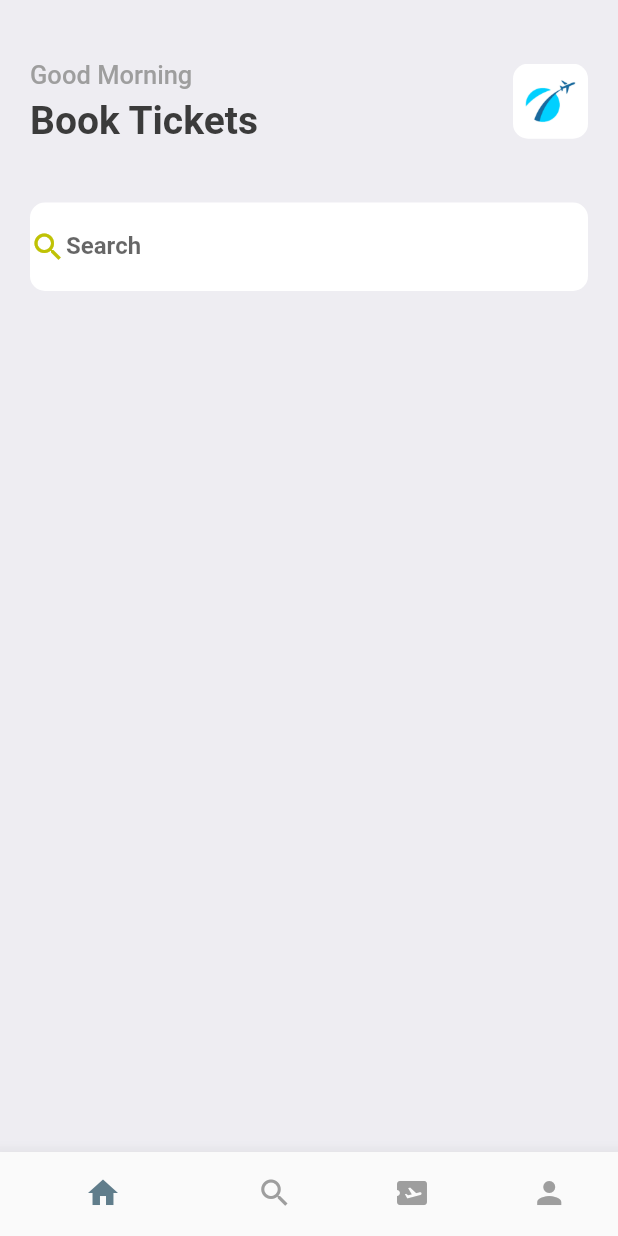
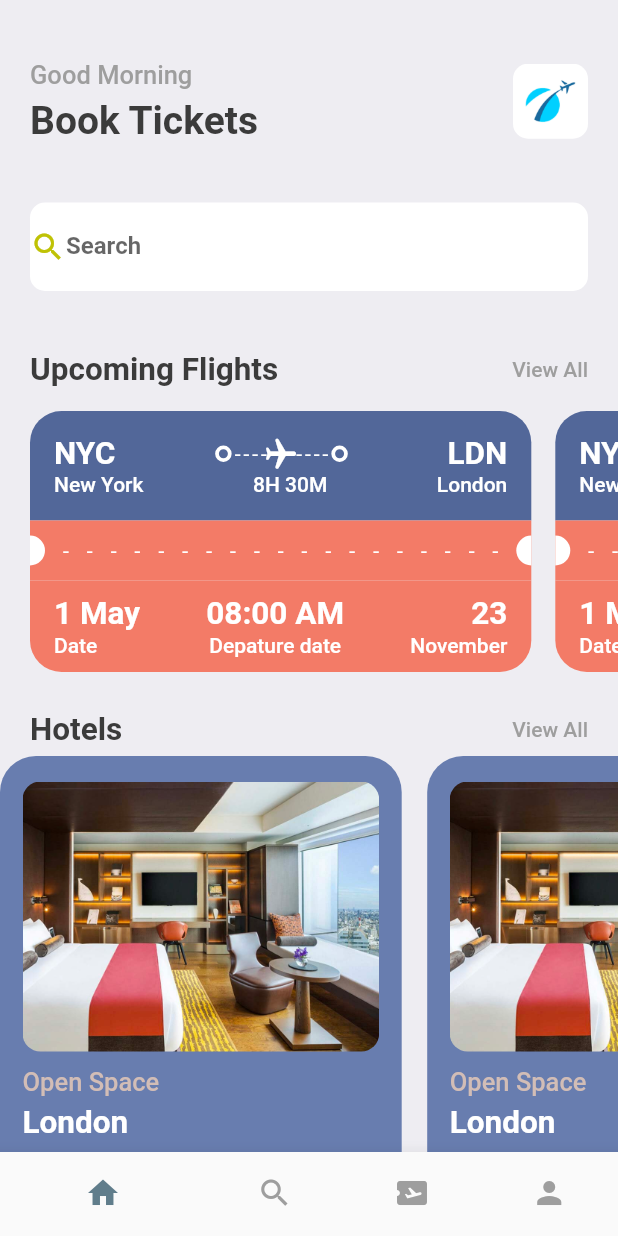
Before and after one commit to Mikhail-U-K/Ticket_App, a Flutter app: the screen it shows after launch, on a phone screen of 412 x 824 dp. Run offline on Flutter 3.47's test engine with Material 2 defaults, Android fonts, the phone set to English and light mode, and no system bars.

Commit message:
added ticket and hotel cards

```diff
--- a/lib/images/images.dart
+++ b/lib/images/images.dart
@@ -2,4 +2,5 @@ class ImagePng {
   ImagePng._();
 
   static const String plane = 'assets/img_1.png';
+  static const String hotelOne = 'assets/one.png';
 }
--- a/lib/screens/home.dart
+++ b/lib/screens/home.dart
@@ -1,5 +1,7 @@
 import 'package:flutter/material.dart';
 import 'package:ticket_application/images/images.dart';
+import 'package:ticket_application/screens/widgets/hotel_widget.dart';
+import 'package:ticket_application/screens/widgets/ticket.dart';
 import 'package:ticket_application/styling/app_styles.dart';
 
 class Home extends StatelessWidget {
@@ -80,6 +82,61 @@ class Home extends StatelessWidget {
                     ],
                   ),
                 ),
+                const SizedBox(
+                  height: 40,
+                ),
+                Row(
+                  mainAxisAlignment: MainAxisAlignment.spaceBetween,
+                  children: [
+                    Text(
+                      'Upcoming Flights',
+                      style: Styles.headLineStyle3,
+                    ),
+                    Text(
+                      'View All',
+                      style: Styles.headLineStyle4,
+                    ),
+                  ],
+                ),
+              ],
+            ),
+          ),
+          const SizedBox(
+            height: 15,
+          ),
+          SingleChildScrollView(
+            scrollDirection: Axis.horizontal,
+            padding: const EdgeInsets.only(left: 20),
+            child: Row(
+              children: [
+                const TicketWidget(),
+                const TicketWidget(),
+              ],
+            ),
+          ),
+          Container(
+            padding: const EdgeInsets.symmetric(horizontal: 20),
+            child: Row(
+              mainAxisAlignment: MainAxisAlignment.spaceBetween,
+              children: [
+                Text(
+                  'Hotels',
+                  style: Styles.headLineStyle3,
+                ),
+                Text(
+                  'View All',
+                  style: Styles.headLineStyle4,
+                ),
+              ],
+            ),
+          ),
+          SingleChildScrollView(
+            scrollDirection: Axis.horizontal,
+            child: Row(
+              children: [
+                HotelCard(),
+                HotelCard(),
+                HotelCard(),
               ],
             ),
           ),
--- /dev/null
+++ b/lib/screens/widgets/hotel_widget.dart
@@ -0,0 +1,70 @@
+import 'package:flutter/material.dart';
+import 'package:ticket_application/images/images.dart';
+import 'package:ticket_application/styling/app_layout.dart';
+import 'package:ticket_application/styling/app_styles.dart';
+
+class HotelCard extends StatelessWidget {
+  const HotelCard({super.key});
+
+  @override
+  Widget build(BuildContext context) {
+    final size = AppLayOut.getSize(context);
+    return Container(
+      width: size.width * 0.65,
+      height: 350,
+      margin: const EdgeInsets.only(top: 5, right: 17),
+      padding: const EdgeInsets.symmetric(
+        horizontal: 15,
+        vertical: 17,
+      ),
+      decoration: BoxDecoration(
+        color: Styles.primaryColor,
+        borderRadius: BorderRadius.circular(24),
+      ),
+      child: Column(
+        crossAxisAlignment: CrossAxisAlignment.start,
+        children: [
+          Container(
+            height: 180,
+            decoration: BoxDecoration(
+              borderRadius: BorderRadius.circular(12),
+              image: const DecorationImage(
+                fit: BoxFit.cover,
+                image: AssetImage(
+                  ImagePng.hotelOne,
+                ),
+              ),
+            ),
+          ),
+          const SizedBox(
+            height: 10,
+          ),
+          Text(
+            'Open Space',
+            style: Styles.headLineStyle2.copyWith(
+              color: Styles.kakiColor,
+            ),
+          ),
+          const SizedBox(
+            height: 5,
+          ),
+          Text(
+            'London',
+            style: Styles.headLineStyle3.copyWith(
+              color: Colors.white,
+            ),
+          ),
+          const SizedBox(
+            height: 5,
+          ),
+           Text(
+            '\$40/night',
+            style: Styles.headLineStyle.copyWith(
+              color: Styles.kakiColor,
+            ),
+          ),
+        ],
+      ),
+    );
+  }
+}
--- /dev/null
+++ b/lib/screens/widgets/roundwidget.dart
@@ -0,0 +1,19 @@
+import 'package:flutter/material.dart';
+
+class RoundWidget extends StatelessWidget {
+  const RoundWidget({super.key});
+
+  @override
+  Widget build(BuildContext context) {
+    return Container(
+      padding: const EdgeInsets.all(3.0),
+      decoration: BoxDecoration(
+        borderRadius: BorderRadius.circular(20),
+        border: Border.all(
+          width: 2.5,
+          color: Colors.white,
+        ),
+      ),
+    );
+  }
+}
--- /dev/null
+++ b/lib/screens/widgets/ticket.dart
@@ -0,0 +1,238 @@
+import 'package:flutter/material.dart';
+import 'package:ticket_application/screens/widgets/roundwidget.dart';
+import 'package:ticket_application/styling/app_layout.dart';
+import 'package:ticket_application/styling/app_styles.dart';
+import 'dart:math' as math;
+
+class TicketWidget extends StatelessWidget {
+  const TicketWidget({super.key});
+
+  @override
+  Widget build(BuildContext context) {
+    final size = AppLayOut.getSize(context);
+    return SizedBox(
+      width: size.width * 0.85,
+      height: 200,
+      child: Container(
+        child: Column(
+          children: [
+            //this one for top part of the ticket
+            Container(
+              margin: const EdgeInsets.only(right: 16),
+              decoration: const BoxDecoration(
+                color: Color(0xFF526799),
+                borderRadius: BorderRadius.only(
+                  topLeft: Radius.circular(21),
+                  topRight: Radius.circular(21),
+                ),
+              ),
+              padding: const EdgeInsets.all(16),
+              child: Column(
+                children: [
+                  Row(
+                    mainAxisAlignment: MainAxisAlignment.spaceBetween,
+                    children: [
+                      Text(
+                        'NYC',
+                        style:
+                            Styles.headLineStyle3.copyWith(color: Colors.white),
+                      ),
+                      Expanded(child: Container()),
+                      const RoundWidget(),
+                      Expanded(
+                        child: Stack(
+                          alignment: AlignmentDirectional.center,
+                          children: [
+                            SizedBox(
+                              child: LayoutBuilder(
+                                builder: (BuildContext context,
+                                    BoxConstraints constraints) {
+                                  return Flex(
+                                    direction: Axis.horizontal,
+                                    mainAxisAlignment:
+                                        MainAxisAlignment.spaceEvenly,
+                                    children: List.generate(
+                                      (constraints.constrainWidth() / 6)
+                                          .floor(),
+                                      (index) => const Text(
+                                        '-',
+                                        style: TextStyle(color: Colors.white),
+                                      ),
+                                    ),
+                                  );
+                                },
+                              ),
+                            ),
+                            Transform.rotate(
+                              angle: math.pi / 2,
+                              child: const Icon(
+                                Icons.local_airport_rounded,
+                                color: Colors.white,
+                              ),
+                            ),
+                          ],
+                        ),
+                      ),
+                      const RoundWidget(),
+                      Expanded(child: Container()),
+                      Text(
+                        'LDN',
+                        style:
+                            Styles.headLineStyle3.copyWith(color: Colors.white),
+                      ),
+                    ],
+                  ),
+                  Row(
+                    mainAxisAlignment: MainAxisAlignment.spaceBetween,
+                    children: [
+                      Text(
+                        'New York',
+                        style:
+                            Styles.headLineStyle4.copyWith(color: Colors.white),
+                      ),
+                      Text(
+                        '8H 30M',
+                        style:
+                            Styles.headLineStyle4.copyWith(color: Colors.white),
+                      ),
+                      Text(
+                        'London',
+                        style:
+                            Styles.headLineStyle4.copyWith(color: Colors.white),
+                      ),
+                    ],
+                  ),
+                ],
+              ),
+            ),
+            // this one for middle part
+            Container(
+              margin: const EdgeInsets.only(right: 16),
+              color: Styles.orangeColor,
+              child: Row(
+                mainAxisAlignment: MainAxisAlignment.spaceBetween,
+                children: [
+                  const SizedBox(
+                    height: 20,
+                    width: 10,
+                    child: DecoratedBox(
+                      decoration: BoxDecoration(
+                        color: Colors.white,
+                        borderRadius: BorderRadius.only(
+                          topRight: Radius.circular(10),
+                          bottomRight: Radius.circular(10),
+                        ),
+                      ),
+                    ),
+                  ),
+                  Expanded(
+                    child: Padding(
+                      padding: const EdgeInsets.all(12.0),
+                      child: LayoutBuilder(
+                        builder:
+                            (BuildContext context, BoxConstraints constraints) {
+                          return Flex(
+                            direction: Axis.horizontal,
+                            mainAxisAlignment: MainAxisAlignment.spaceBetween,
+                            mainAxisSize: MainAxisSize.max,
+                            children: List.generate(
+                              (constraints.constrainWidth() / 15).floor(),
+                              (index) => const Text(
+                                '-',
+                                style: TextStyle(color: Colors.white),
+                              ),
+                            ),
+                          );
+                        },
+                      ),
+                    ),
+                  ),
+                  const SizedBox(
+                    height: 20,
+                    width: 10,
+                    child: DecoratedBox(
+                      decoration: BoxDecoration(
+                        color: Colors.white,
+                        borderRadius: BorderRadius.only(
+                          topLeft: Radius.circular(10),
+                          bottomLeft: Radius.circular(10),
+                        ),
+                      ),
+                    ),
+                  ),
+                ],
+              ),
+            ),
+            //this pne is for bottom part of the ticket
+            Container(
+              padding: const EdgeInsets.only(
+                left: 16,
+                right: 16,
+                top: 10,
+                bottom: 10,
+              ),
+              margin: const EdgeInsets.only(right: 16),
+              decoration: BoxDecoration(
+                color: Styles.orangeColor,
+                borderRadius: const BorderRadius.only(
+                  bottomLeft: Radius.circular(21),
+                  bottomRight: Radius.circular(21),
+                ),
+              ),
+              child: Row(
+                mainAxisAlignment: MainAxisAlignment.spaceBetween,
+                children: [
+                  Column(
+                    crossAxisAlignment: CrossAxisAlignment.start,
+                    children: [
+                      Text(
+                        '1 May',
+                        style:
+                            Styles.headLineStyle3.copyWith(color: Colors.white),
+                      ),
+                      Text(
+                        'Date',
+                        style:
+                            Styles.headLineStyle4.copyWith(color: Colors.white),
+                      ),
+                    ],
+                  ),
+                  Column(
+                    crossAxisAlignment: CrossAxisAlignment.center,
+                    children: [
+                      Text(
+                        '08:00 AM',
+                        style:
+                            Styles.headLineStyle3.copyWith(color: Colors.white),
+                      ),
+                      Text(
+                        'Depature date',
+                        style:
+                            Styles.headLineStyle4.copyWith(color: Colors.white),
+                      ),
+                    ],
+                  ),
+                  Column(
+                    crossAxisAlignment: CrossAxisAlignment.end,
+                    children: [
+                      Text(
+                        '23',
+                        style:
+                            Styles.headLineStyle3.copyWith(color: Colors.white),
+                      ),
+                      Text(
+                        'November',
+                        style:
+                            Styles.headLineStyle4.copyWith(color: Colors.white),
+                      ),
+                    ],
+                  ),
+                ],
+              ),
+            ),
+          ],
+        ),
+      ),
+    );
+  }
+}
--- /dev/null
+++ b/lib/styling/app_layout.dart
@@ -0,0 +1,5 @@
+import 'package:flutter/cupertino.dart';
+
+class AppLayOut {
+  static getSize(BuildContext context) => MediaQuery.of(context).size;
+}
--- a/lib/styling/app_styles.dart
+++ b/lib/styling/app_styles.dart
@@ -6,7 +6,8 @@ class Styles {
   static Color primaryColor = primary;
   static Color textColor = const Color(0xFF3b3b3b);
   static Color bgColor = const Color(0xFFeeedf2);
-  static Color orangeColor = const Color(0xFF526799);
+  static Color orangeColor = const Color(0xFFF37B67);
+  static Color kakiColor = const Color(0xFFd2bdb6);
   static TextStyle textStyle =
       TextStyle(fontSize: 16, color: textColor, fontWeight: FontWeight.w500);
   static TextStyle headLineStyle =
```
